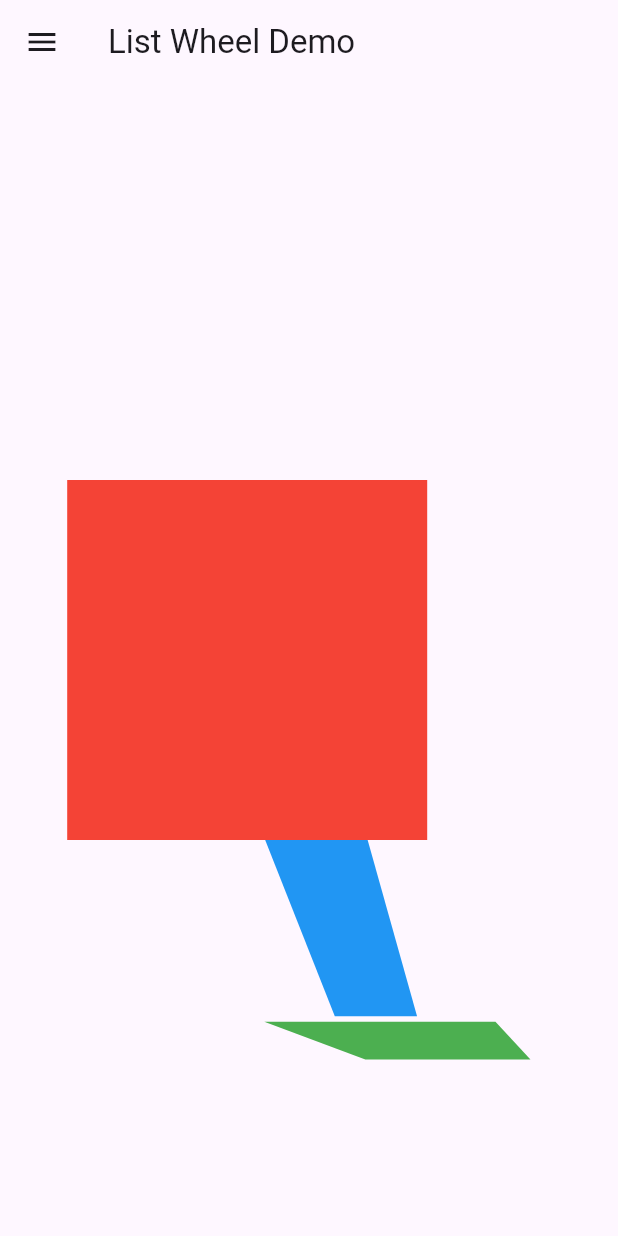
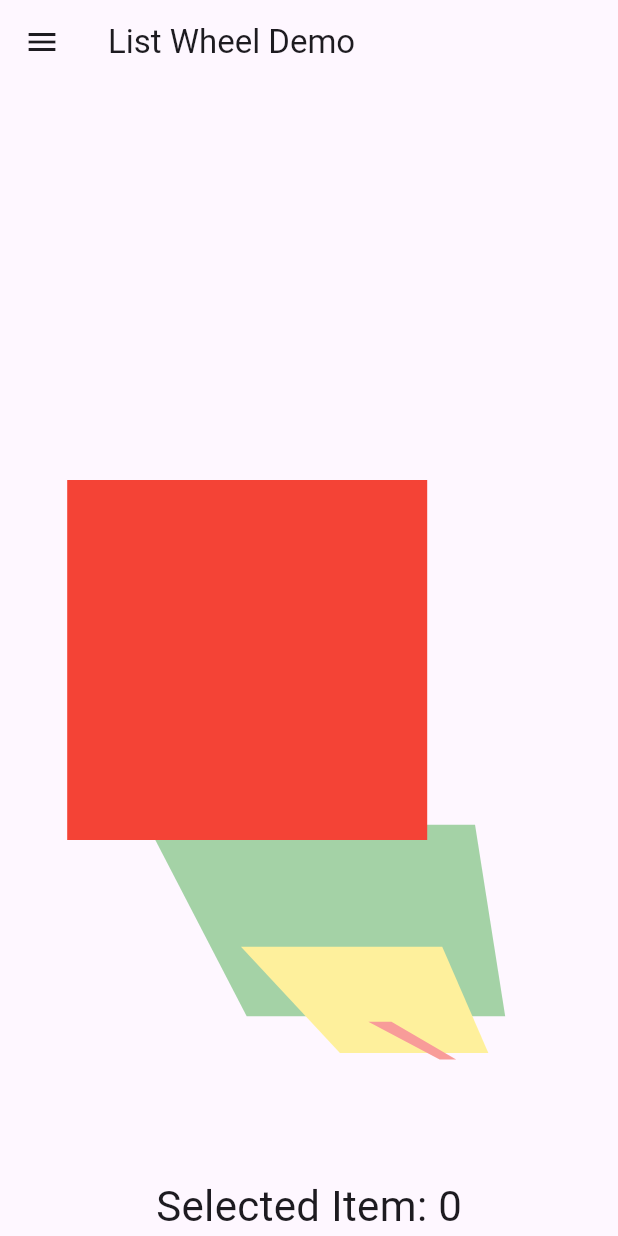
Before and after one commit to sssloba/flutter-widgets-demo, a Flutter app: the ListWheelDemo screen opened directly, on a phone screen of 412 x 824 dp. Run offline on Flutter 3.47's test engine with Material 3 defaults, Android fonts, the phone set to English and light mode, and no system bars.

Commit message:
list-wheel-selected-item

```diff
--- a/lib/screens/list_wheel_demo.dart
+++ b/lib/screens/list_wheel_demo.dart
@@ -9,6 +9,7 @@ class ListWheelDemo extends StatefulWidget {
 }
 
 class _ListWheelDemoState extends State<ListWheelDemo> {
+  int selectedItem = 0;
   @override
   Widget build(BuildContext context) {
     return Scaffold(
@@ -16,7 +17,9 @@ class _ListWheelDemoState extends State<ListWheelDemo> {
       appBar: AppBar(
         title: const Text('List Wheel Demo'),
       ),
-      body: Center(
+      body: Stack(
+        children: [
+          Center(
             child: ListWheelScrollView(
               itemExtent: 200,
               diameterRatio: 2.0,
@@ -24,6 +27,11 @@ class _ListWheelDemoState extends State<ListWheelDemo> {
               useMagnifier: true,
               magnification: 1.2,
               offAxisFraction: -0.5,
+              overAndUnderCenterOpacity: 0.5,
+              squeeze: 2,
+              onSelectedItemChanged: (value) => setState(() {
+                selectedItem = value;
+              }),
               children: [
                 Container(
                   width: 200,
@@ -34,19 +42,19 @@ class _ListWheelDemoState extends State<ListWheelDemo> {
                   color: Colors.blue,
                 ),
                 Container(
-              width: 200,
+                  width: 220,
                   color: Colors.green,
                 ),
                 Container(
-              width: 300,
+                  width: 150,
                   color: Colors.yellow,
                 ),
                 Container(
-              width: 200,
+                  width: 20,
                   color: Colors.red,
                 ),
                 Container(
-              width: 100,
+                  width: 130,
                   color: Colors.blue,
                 ),
                 Container(
@@ -60,6 +68,15 @@ class _ListWheelDemoState extends State<ListWheelDemo> {
               ],
             ),
           ),
+          Align(
+            alignment: Alignment.bottomCenter,
+            child: Text(
+              'Selected Item: $selectedItem',
+              style: const TextStyle(fontSize: 28.0),
+            ),
+          )
+        ],
+      ),
     );
   }
 }
```
Lines whose indentation alone changed are shown as unchanged.
